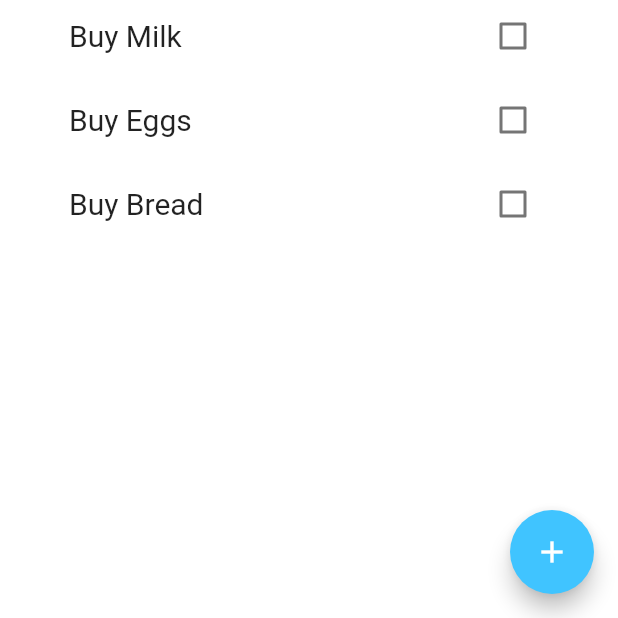
After one commit to beingRD/Todoey-App, a Flutter app: the screen it shows after launch, on a phone screen of 412 x 824 dp, the part 618-1236 px from its top. The commit adds this screen. Run offline on Flutter 3.47's test engine with Material 2 defaults, Android fonts, the phone set to English and light mode, and no system bars.

Commit message:
refactor/code 1.0

```diff
--- /dev/null
+++ b/lib/widgets/task_tile.dart
@@ -0,0 +1,23 @@
+import 'package:flutter/material.dart';
+
+class TaskTile extends StatelessWidget {
+  TaskTile({this.title});
+
+  final String title;
+
+  @override
+  Widget build(BuildContext context) {
+    return ListTile(
+      title: Text(
+        title,
+        style: TextStyle(
+          fontSize: 20.0,
+        ),
+      ),
+      trailing: Checkbox(
+        value: false,
+        onChanged: (bool newValue) {},
+      ),
+    );
+  }
+}
--- /dev/null
+++ b/lib/widgets/tasks_list.dart
@@ -0,0 +1,24 @@
+import 'package:flutter/material.dart';
+import 'package:todoey/widgets/task_tile.dart';
+
+class TasksList extends StatelessWidget {
+  @override
+  Widget build(BuildContext context) {
+    return ListView(
+      padding: EdgeInsets.symmetric(
+        horizontal: 30.0,
+      ),
+      children: [
+        TaskTile(
+          title: 'Buy Milk',
+        ),
+        TaskTile(
+          title: 'Buy Eggs',
+        ),
+        TaskTile(
+          title: 'Buy Bread',
+        ),
+      ],
+    );
+  }
+}
```
Also changed, not shown: lib/tasks_screen.dart (+2 -42 lines).
